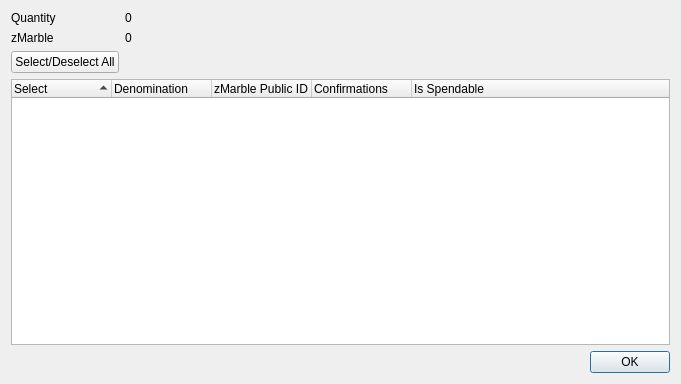
Above: src/qt/forms/zmarblecontroldialog.ui from 3v3rt0n/MarbleCoin before the change. Below: the same form after it.
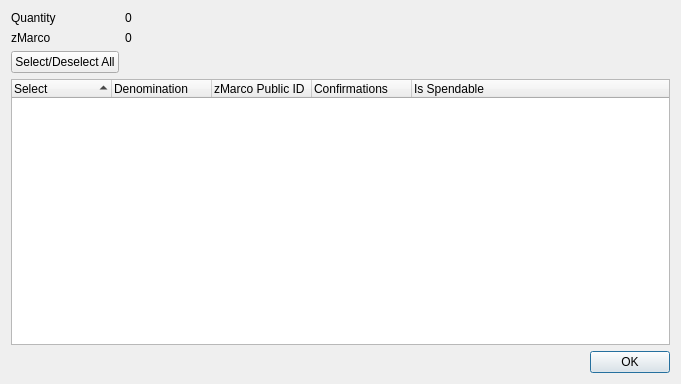
That is the form after the change.

Commit message:
Change to Marco Polo Coin
Change to Marco Polo Coin

Diff of the .ui file:
```diff
--- a/src/qt/forms/zmarblecontroldialog.ui
+++ b/src/qt/forms/zmarblecontroldialog.ui
@@ -42,7 +42,7 @@
      <item row="1" column="0">
       <widget class="QLabel" name="labelZMarble">
        <property name="text">
-        <string>zMarble</string>
+        <string>zMarco</string>
        </property>
       </widget>
      </item>
@@ -96,7 +96,7 @@
        </column>
        <column>
         <property name="text">
-         <string notr="true">zMarble Public ID</string>
+         <string notr="true">zMarco Public ID</string>
         </property>
        </column>
        <column>
```
Left out of the diff: 14 changed lines with no effect on the pictures. The commit also changes 362 other files.
